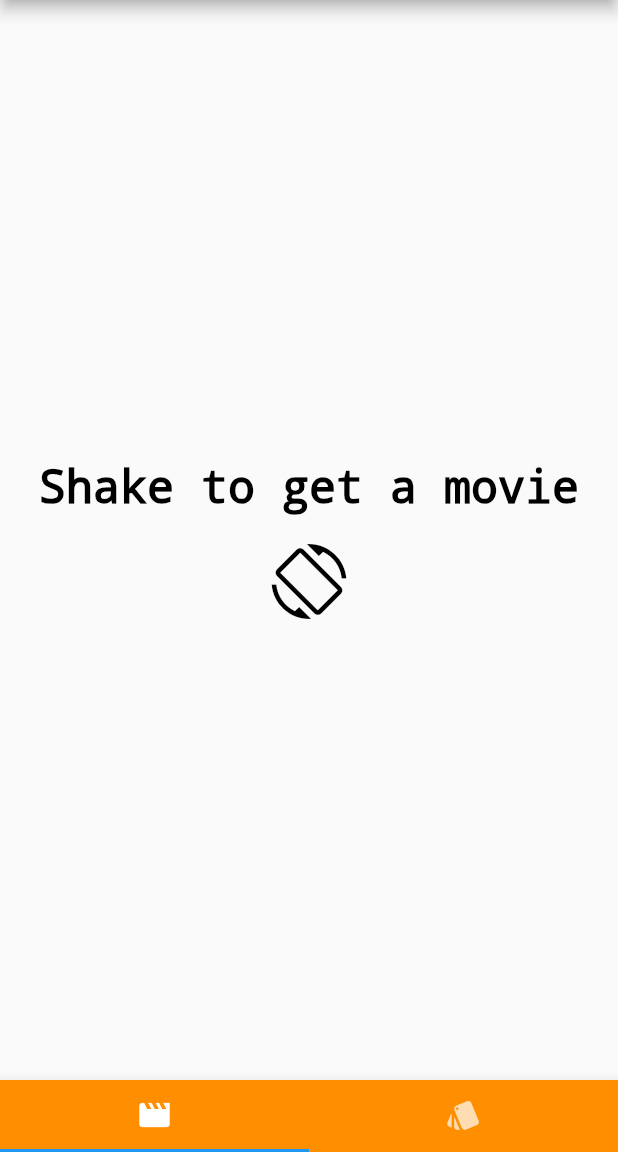
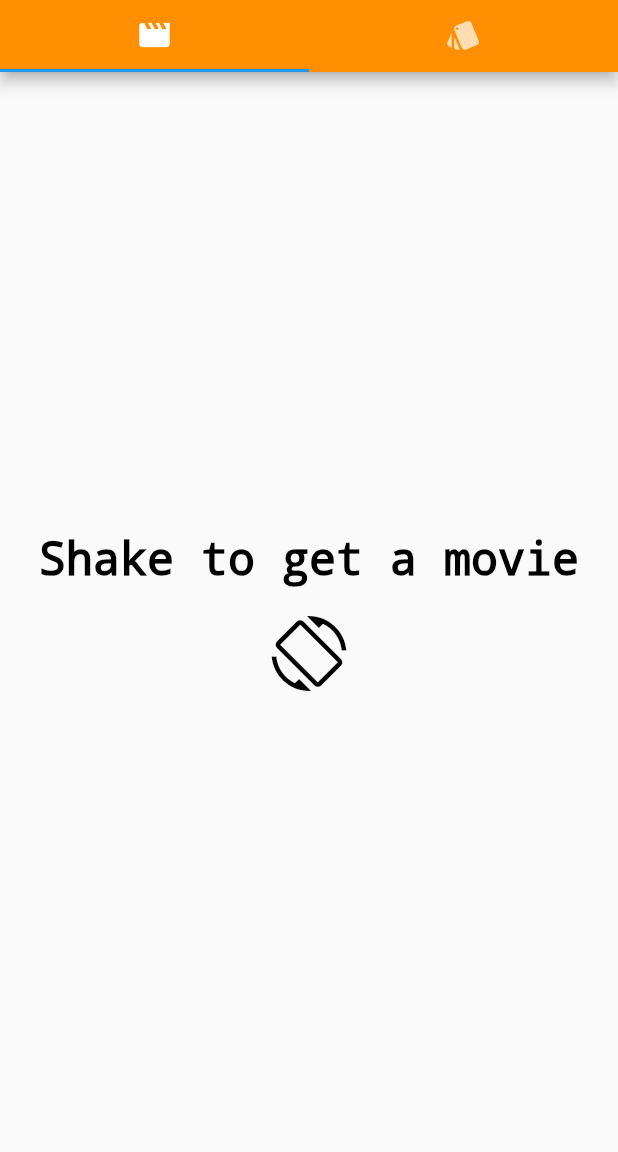
Before and after one commit to dbilgin/screeler, a Flutter app: the screen it shows after launch, on a phone screen of 412 x 824 dp, the part 84-1236 px from its top. Run offline on Flutter 3.47's test engine with Material 2 defaults, Android fonts, the phone set to English and light mode, and no system bars; our stand-ins replace cloud_firestore, firebase_auth, google_sign_in, shared_preferences; missing offline and left inert: shake_event; accounts and stored records are empty.

Commit message:
tabs arranged

```diff
--- a/lib/handlers/auth.dart
+++ b/lib/handlers/auth.dart
@@ -1,7 +1,7 @@
 import 'package:google_sign_in/google_sign_in.dart';
 import 'package:firebase_auth/firebase_auth.dart';
-import 'package:screeler/handlers/firestore.dart';
-import 'package:screeler/handlers/preferences.dart';
+import 'package:screeler/helpers/firestore.dart';
+import 'package:screeler/helpers/preferences.dart';
 
 class Auth {
   final GoogleSignIn _googleSignIn = GoogleSignIn();
--- a/lib/handlers/requests.dart
+++ b/lib/handlers/requests.dart
@@ -1,5 +1,5 @@
 import 'package:http/http.dart' as http;
-import 'app_configuration.dart';
+import 'package:screeler/helpers/app_configuration.dart';
 import 'dart:convert';
 
 class Requests {
--- a/lib/handlers/styles.dart
+++ /dev/null
@@ -1,5 +0,0 @@
-import 'package:flutter/material.dart';
-
-class Styles {
-  static get screelerColor => Colors.amber[800];
-}
--- a/lib/handlers/firestore.dart
+++ b/lib/helpers/firestore.dart
@@ -1,6 +1,6 @@
 import 'package:firebase_auth/firebase_auth.dart';
 import 'package:cloud_firestore/cloud_firestore.dart';
-import 'package:screeler/handlers/preferences.dart';
+import 'package:screeler/helpers/preferences.dart';
 
 class FireStore {
   static saveUserToFireStore(FirebaseUser user) async {
--- /dev/null
+++ b/lib/helpers/styles.dart
@@ -0,0 +1,8 @@
+import 'package:flutter/material.dart';
+import 'dart:math';
+
+class Styles {
+  static Color randomColor() =>
+      Color((Random().nextDouble() * 0xFFFFFF).toInt() << 0).withOpacity(1.0);
+  static get screelerColor => Colors.amber[800];
+}
--- a/lib/home.dart
+++ b/lib/home.dart
@@ -1,6 +1,6 @@
 import 'package:flutter/material.dart';
 import 'package:shake_event/shake_event.dart';
-import 'handlers/styles.dart';
+import 'package:screeler/helpers/styles.dart';
 
 /// This Widget is the main application widget.
 class Home extends StatelessWidget {
@@ -22,7 +22,8 @@ class HomeStatefulWidget extends StatefulWidget {
   _HomeStatefulWidgetState createState() => _HomeStatefulWidgetState();
 }
 
-class _HomeStatefulWidgetState extends State<HomeStatefulWidget> with ShakeHandler {
+class _HomeStatefulWidgetState extends State<HomeStatefulWidget>
+    with ShakeHandler {
   _showDialog() {
     Scaffold.of(context).showSnackBar(new SnackBar(
       content: new Text("Getting reccomendation..."),
--- a/lib/main.dart
+++ b/lib/main.dart
@@ -2,7 +2,7 @@ import 'package:flutter/material.dart';
 import 'home.dart';
 import 'genres.dart';
 import 'package:screeler/handlers/auth.dart';
-import 'handlers/styles.dart';
+import 'package:screeler/helpers/styles.dart';
 
 void main() => runApp(MyApp());
 
@@ -29,7 +29,12 @@ class MyStatefulWidget extends StatefulWidget {
 class _MyStatefulWidgetState extends State<MyStatefulWidget> with Auth {
   Home _home = new Home();
   Genres _genres = new Genres();
-  List<Widget> _pages;
+
+  @override
+  void initState() {
+    signIn();
+    super.initState();
+  }
 
   @override
   Widget build(BuildContext context) {
@@ -40,6 +45,12 @@ class _MyStatefulWidgetState extends State<MyStatefulWidget> with Auth {
           appBar: AppBar(
             title: Text('Screeler!'),
             backgroundColor: Styles.screelerColor,
+            bottom: TabBar(
+              tabs: [
+                Tab(icon: Icon(Icons.movie)),
+                Tab(icon: Icon(Icons.style)),
+              ],
+            ),
           ),
           body: TabBarView(
             children: [
@@ -47,15 +58,6 @@ class _MyStatefulWidgetState extends State<MyStatefulWidget> with Auth {
               _genres,
             ],
           ),
-          bottomNavigationBar: BottomAppBar(
-            color: Styles.screelerColor,
-            child: TabBar(
-              tabs: [
-                Tab(icon: Icon(Icons.movie)),
-                Tab(icon: Icon(Icons.style)),
-              ],
-            ),
-          ),
         ),
       ),
     );
```
Also changed, not shown: lib/genres.dart (+65 -13 lines), lib/helpers/app_configuration.dart (renamed from lib/handlers/app_configuration.dart), lib/helpers/preferences.dart (renamed from lib/handlers/preferences.dart).
